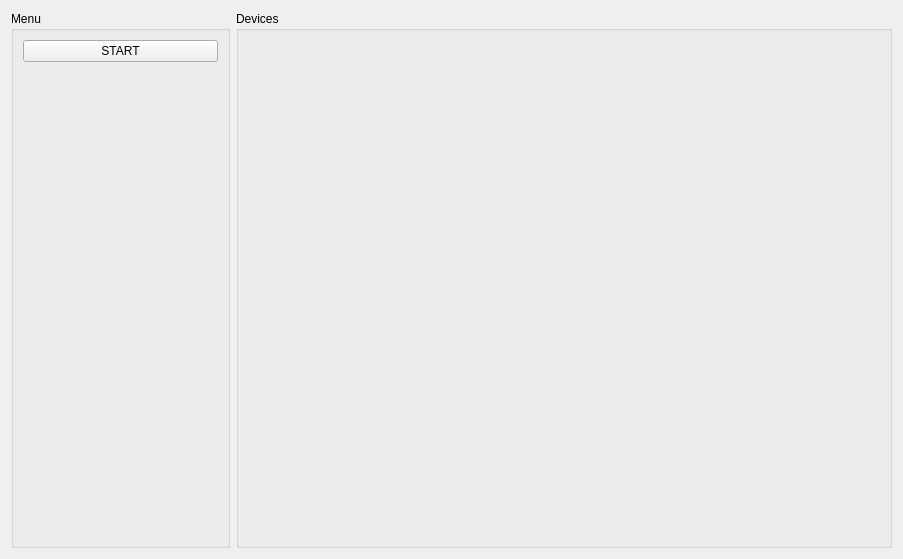
Old version of the form apps/host-data-receiver/gui/windows/SnmpSimWindow.ui in the repository stachoz/SNMPSim.
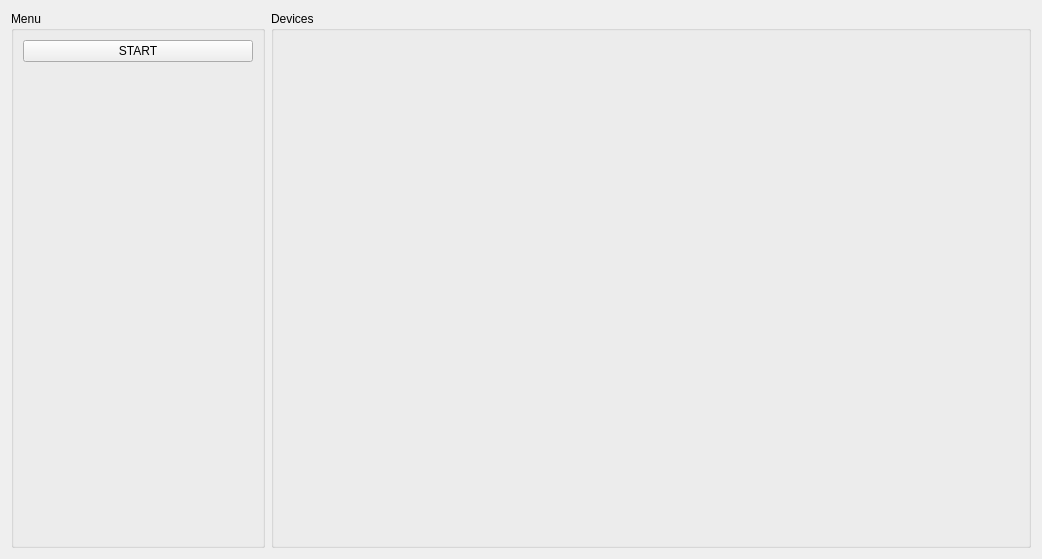
New version of the form.

Commit message: running docker commands in separate threads

The edit to the form file:
```diff
--- a/apps/host-data-receiver/gui/windows/SnmpSimWindow.ui
+++ b/apps/host-data-receiver/gui/windows/SnmpSimWindow.ui
@@ -6,7 +6,7 @@
    <rect>
     <x>0</x>
     <y>0</y>
-    <width>903</width>
+    <width>1042</width>
     <height>559</height>
    </rect>
   </property>
@@ -23,7 +23,7 @@
    <item>
     <widget class="QGroupBox" name="groupBox_menu">
      <property name="sizePolicy">
-      <sizepolicy hsizetype="Preferred" vsizetype="Preferred">
+      <sizepolicy hsizetype="Expanding" vsizetype="Expanding">
        <horstretch>1</horstretch>
        <verstretch>0</verstretch>
       </sizepolicy>
```
The commit also changes 2 other files.
